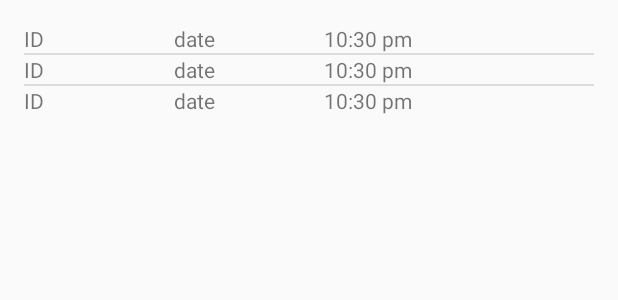
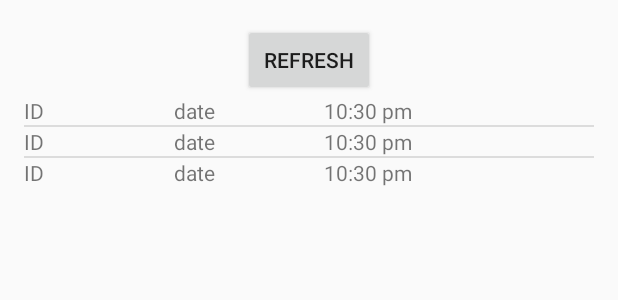
Before and after one commit to robbiestells/Khmer, an Android app: the layout activity_main.xml on its own in the app's theme, with its tools: preview values and no code run, on a phone screen of 412 x 824 dp. Shown: the top 300 px of the screen. Run offline under Robolectric (Android 15) with nearby library versions, the phone set to English and light mode, and no system bars.

Commit message:
feat: added refresh button and no items found message

```diff
--- a/app/src/main/res/layout/activity_main.xml
+++ b/app/src/main/res/layout/activity_main.xml
@@ -1,5 +1,5 @@
 <?xml version="1.0" encoding="utf-8"?>
-<RelativeLayout xmlns:android="http://schemas.android.com/apk/res/android"
+<LinearLayout xmlns:android="http://schemas.android.com/apk/res/android"
     xmlns:tools="http://schemas.android.com/tools"
     android:id="@+id/activity_main"
     android:layout_width="match_parent"
@@ -8,11 +8,29 @@
     android:paddingLeft="@dimen/activity_horizontal_margin"
     android:paddingRight="@dimen/activity_horizontal_margin"
     android:paddingTop="@dimen/activity_vertical_margin"
+    android:orientation="vertical"
     tools:context="com.prime.perspective.khmeradmin.MainActivity">
+
+    <TextView
+        android:id="@+id/noneFoundText"
+        android:layout_width="match_parent"
+        android:layout_height="wrap_content"
+        android:text="No input found, hit refresh to try again."
+        android:layout_gravity="center"
+        android:gravity="center"
+        android:visibility="gone"/>
+
+    <Button
+        android:layout_width="wrap_content"
+        android:layout_height="wrap_content"
+        android:text="Refresh"
+        android:gravity="center"
+        android:layout_gravity="center"
+        android:id="@+id/refreshButton"/>
 
     <ListView
         android:layout_width="match_parent"
         android:layout_height="wrap_content"
         android:id="@+id/responseList"
         tools:listitem="@layout/response_row"></ListView>
-</RelativeLayout>
+</LinearLayout>
```
Also changed, not shown: app/src/main/java/com/prime/perspective/khmeradmin/MainActivity.java (+25 -4 lines).
